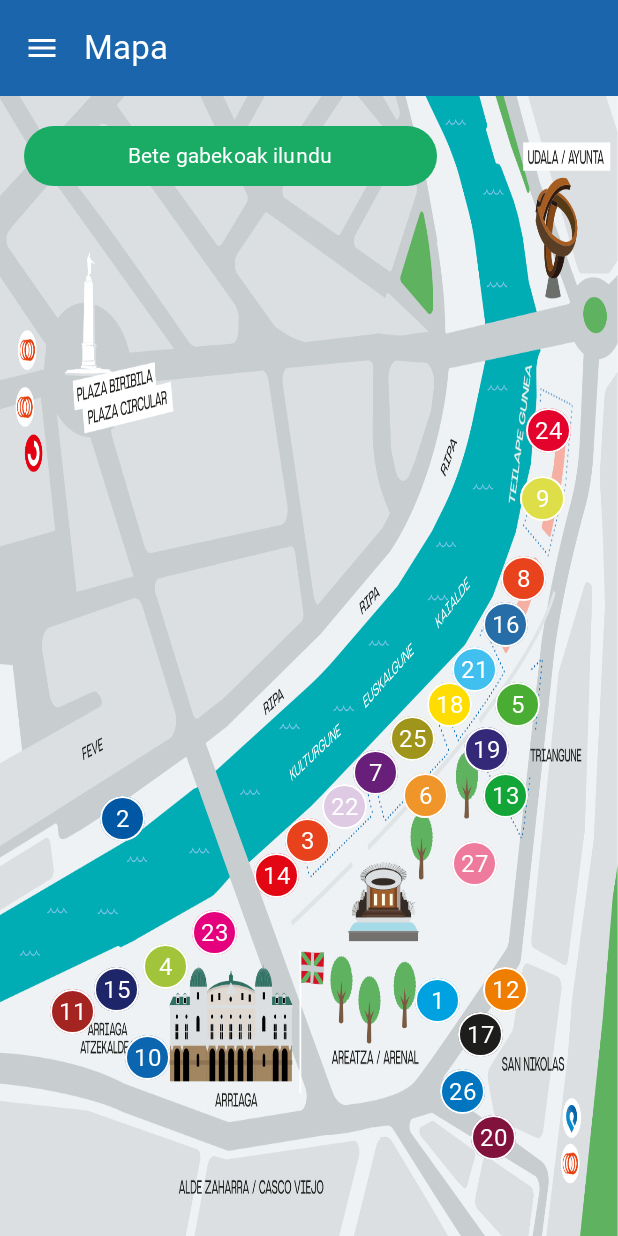
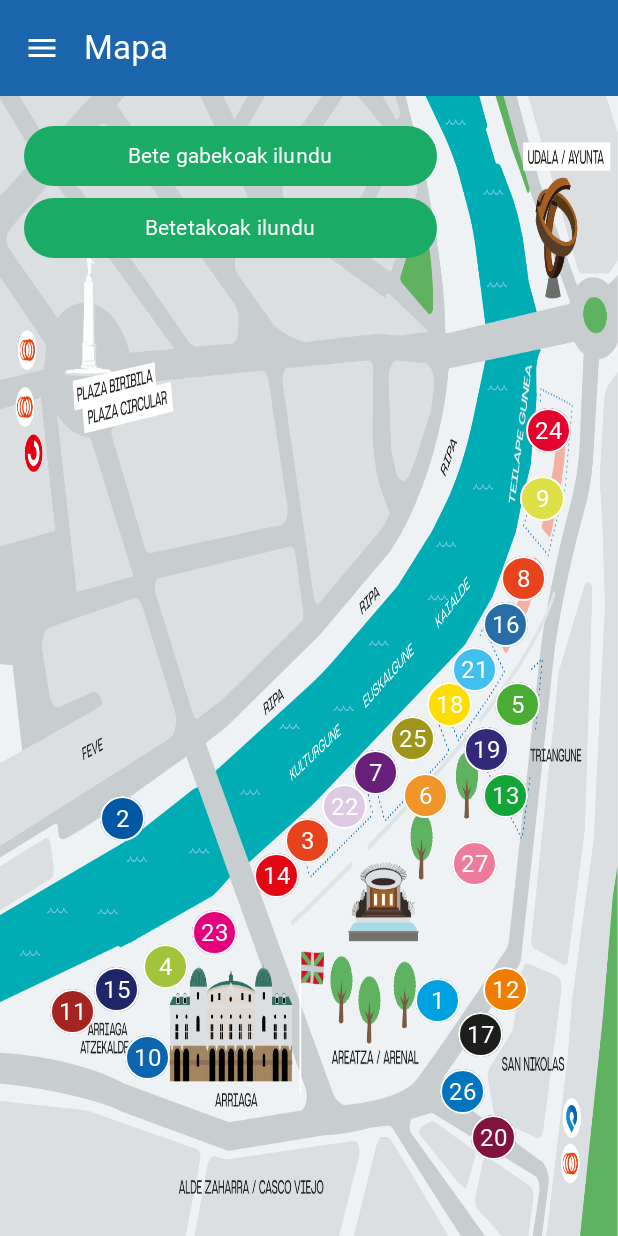
Before and after one commit to anderpri-dev/Pasapote, an Android app built with Jetpack Compose: the KonpartsaMapScreen screen opened through its navigation route, on a phone screen of 412 x 824 dp. Run offline under Robolectric (Android 15) with nearby library versions, the light colour scheme and no system bars; our stand-ins replace Dagger/Hilt's generated code, Room's generated code; pictures from the network do not load; Roboto replaces fonts that are not available here.

Commit message:
Botoi berri bat gehitu da mapara. Orain, erabiltzaileak betetako konpartsak edo bete gabekoak ilundu ditzake

```diff
--- a/app/src/main/java/com/anderpri/pasapote/ui/screens/KonpartsaMapScreen.kt
+++ b/app/src/main/java/com/anderpri/pasapote/ui/screens/KonpartsaMapScreen.kt
@@ -6,6 +6,7 @@ import androidx.compose.foundation.border
 import androidx.compose.foundation.clickable
 import androidx.compose.foundation.layout.Box
 import androidx.compose.foundation.layout.BoxWithConstraints
+import androidx.compose.foundation.layout.Column
 import androidx.compose.foundation.layout.PaddingValues
 import androidx.compose.foundation.layout.absoluteOffset
 import androidx.compose.foundation.layout.aspectRatio
@@ -99,22 +100,37 @@ private fun MapaComposable(
             )
         }
 
-        var isChecked by rememberSaveable { mutableStateOf(false) }
+        var isCheckedBeteGabe by rememberSaveable { mutableStateOf(false) }
+        var isCheckedBeteta by rememberSaveable { mutableStateOf(false) }
 
         Box(
             modifier = Modifier
                 .fillMaxSize()
                 .padding(16.dp)
         ) {
+            Column {
                 Button(
-                onClick = { isChecked = !isChecked },
+                    onClick = { isCheckedBeteGabe = !isCheckedBeteGabe
+                        if (isCheckedBeteGabe) isCheckedBeteta = false },
                     modifier = Modifier.width(275.dp),
                     colors = androidx.compose.material3.ButtonDefaults.buttonColors(
-                    containerColor = if (isChecked) AppRed else AppGreen,
+                        containerColor = if (isCheckedBeteGabe) AppRed else AppGreen,
                         contentColor = Color.White
                     ),
                 ) {
-                Text(if (isChecked) stringResource(R.string.iluntzea_desaktibatu) else stringResource(R.string.bete_gabekoak_ilundu))
+                    Text(if (isCheckedBeteGabe) stringResource(R.string.iluntzea_desaktibatu) else stringResource(R.string.bete_gabekoak_ilundu))
+                }
+                Button(
+                    onClick = { isCheckedBeteta = !isCheckedBeteta
+                        if (isCheckedBeteta) isCheckedBeteGabe = false },
+                    modifier = Modifier.width(275.dp),
+                    colors = androidx.compose.material3.ButtonDefaults.buttonColors(
+                        containerColor = if (isCheckedBeteta) AppRed else AppGreen,
+                        contentColor = Color.White
+                    ),
+                ) {
+                    Text(if (isCheckedBeteta) stringResource(R.string.iluntzea_desaktibatu) else stringResource(R.string.betetakoak_ilundu))
+                }
             }
         }
 
@@ -123,9 +139,9 @@ private fun MapaComposable(
             boxWidth = boxWidth,
             boxHeight = boxHeight,
             paddingValues = paddingValues,
-            isChecked = isChecked
+            isCheckedBeteGabe = isCheckedBeteGabe,
+            isCheckedBeteta = isCheckedBeteta
         )
-
     }
 }
 
@@ -135,9 +151,9 @@ private fun MapaPuntuak(
     boxWidth: Float,
     boxHeight: Float,
     paddingValues: PaddingValues,
-    isChecked: Boolean,
+    isCheckedBeteGabe: Boolean,
+    isCheckedBeteta: Boolean,
 ) {
-
 
     val selectedKonpartsaId = rememberSaveable { mutableStateOf<String?>(null) }
 
@@ -149,10 +165,15 @@ private fun MapaPuntuak(
             val density = LocalDensity.current
             val offsetX = with(density) { (konpartsa.posX * boxWidth).toDp() }
             val offsetY = with(density) { (konpartsa.posY * boxHeight).toDp() }
+            var alphaValue = 1f
+            // argazkirik ez -> ilundu
+            if (isCheckedBeteGabe) { alphaValue = if (konpartsa.imagePath != null) 1f else 0.2f }
+            // argazkia badago -> ilundu
+            else if (isCheckedBeteta) {  alphaValue = if (konpartsa.imagePath != null) 0.2f else 1f }
             Box(
                 modifier = Modifier
                     .absoluteOffset(x = offsetX - 20.dp, y = offsetY - 20.dp)
-                    .alpha(if (konpartsa.imagePath != null || !isChecked) 1f else 0.2f)
+                    .alpha(alphaValue)
                     .size(30.dp)
                     .background(Color(konpartsa.color.toColorInt()), shape = RoundedCornerShape(50))
                     .border(1.dp, Color.White, shape = RoundedCornerShape(50))
@@ -178,6 +199,5 @@ private fun MapaPuntuak(
                 }
             }
         }
-
     }
 }
--- a/app/src/main/res/values/strings.xml
+++ b/app/src/main/res/values/strings.xml
@@ -36,6 +36,7 @@
     <string name="pasapote_info_2">Txosnak gure jaien bihotzak dira eta Bilboko Konpartsek eta beste zenbait elkartek haien denbora ematen dute jai herrikoiak aurrera eramateko. Horregatik, babestu behar dugun zerbait da, denonak eta denontzako direlako. Sinatu ezazu ondasun inmaterial izendatzeko ekimena!</string>
     <string name="sinatu_ekimena">Sinatu ekimena!</string>
     <string name="bete_gabekoak_ilundu">Bete gabekoak ilundu</string>
+    <string name="betetakoak_ilundu">Betetakoak ilundu</string>
     <string name="iluntzea_desaktibatu">Iluntzea desaktibatu</string>
     <string name="irudiak_ezabatu_dira">Argazki guztiak ezabatu dira</string>
     <string name="irudia_ezabatu_da">Argazkia ezabatu da</string>
```
Also changed, not shown: 1 other file. Lines whose indentation alone changed are shown as unchanged.
